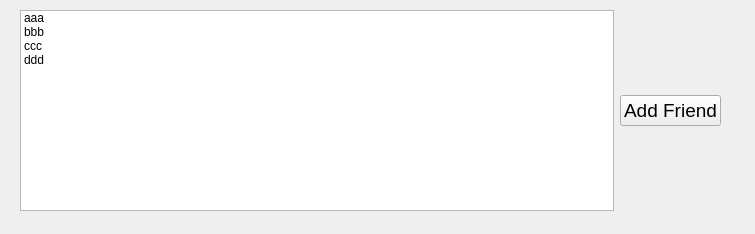
Before: the Qt Designer form CloudClient/online.ui in eugenesujing/cloud-drive, drawn with Qt 5.
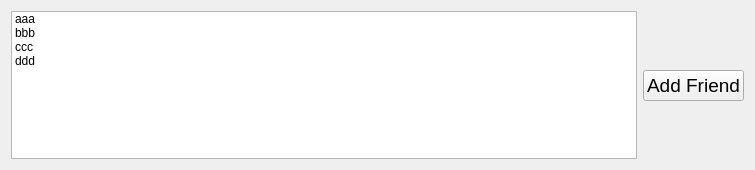
After: the same form once the commit is applied.

Commit message: add online search function

Diff of the .ui file:
```diff
--- a/CloudClient/online.ui
+++ b/CloudClient/online.ui
@@ -7,21 +7,14 @@
     <x>0</x>
     <y>0</y>
     <width>755</width>
-    <height>234</height>
+    <height>170</height>
    </rect>
   </property>
   <property name="windowTitle">
    <string>Form</string>
   </property>
-  <widget class="QWidget" name="">
-   <property name="geometry">
-    <rect>
-     <x>20</x>
-     <y>10</y>
-     <width>701</width>
-     <height>201</height>
-    </rect>
-   </property>
+  <layout class="QGridLayout" name="gridLayout">
+   <item row="0" column="0">
    <layout class="QHBoxLayout" name="horizontalLayout">
     <item>
      <widget class="QListWidget" name="listWidget">
@@ -90,7 +83,8 @@
      </layout>
     </item>
    </layout>
-  </widget>
+   </item>
+  </layout>
  </widget>
  <resources/>
  <connections/>
```
Lines whose indentation alone changed are shown as unchanged. The commit also changes 16 other files.
